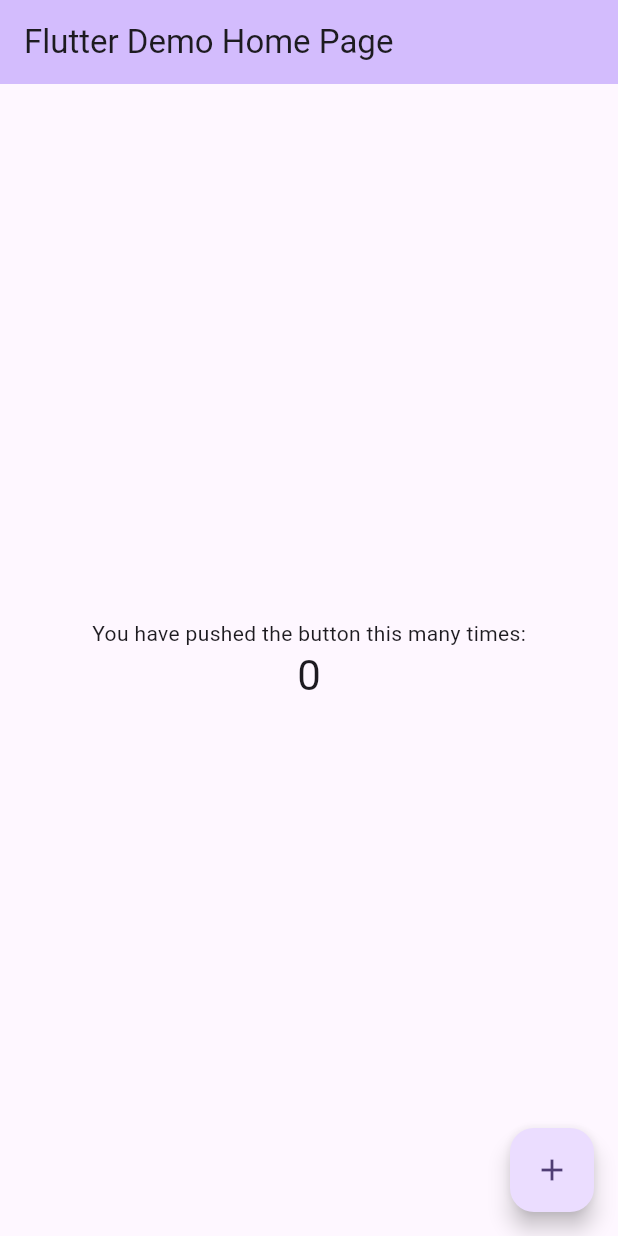
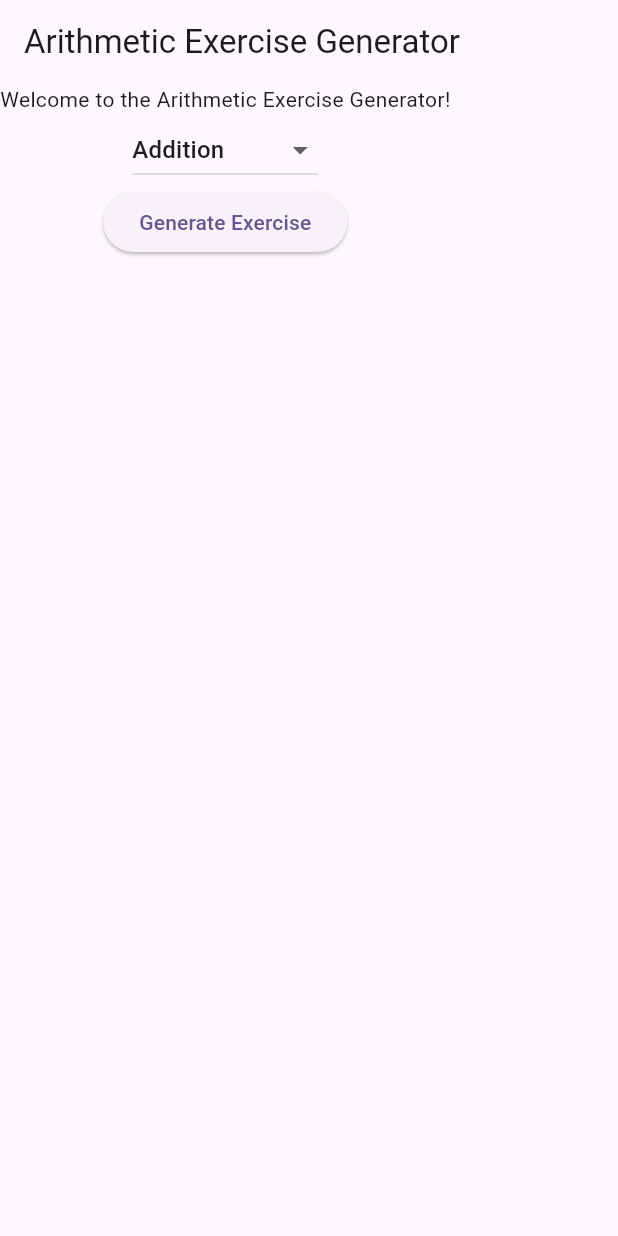
Before and after one commit to igorbasko01/flutter-arithmetic-expression-generator, a Flutter app: the screen it shows after launch, on a phone screen of 412 x 824 dp. Run offline on Flutter 3.47's test engine with Material 2 defaults, Android fonts, the phone set to English and light mode, and no system bars.

Commit message:
refactor and screen

```diff
--- a/lib/main.dart
+++ b/lib/main.dart
@@ -1,3 +1,4 @@
+import 'package:arithmetic_expressions_generator/screens/home/home_screen.dart';
 import 'package:flutter/material.dart';
 
 void main() {
@@ -11,115 +12,12 @@ class MyApp extends StatelessWidget {
   @override
   Widget build(BuildContext context) {
     return MaterialApp(
-      title: 'Flutter Demo',
+      title: 'Arithemetic Exercise Generator',
       theme: ThemeData(
-        // This is the theme of your application.
-        //
-        // TRY THIS: Try running your application with "flutter run". You'll see
-        // the application has a blue toolbar. Then, without quitting the app,
-        // try changing the seedColor in the colorScheme below to Colors.green
-        // and then invoke "hot reload" (save your changes or press the "hot
-        // reload" button in a Flutter-supported IDE, or press "r" if you used
-        // the command line to start the app).
-        //
-        // Notice that the counter didn't reset back to zero; the application
-        // state is not lost during the reload. To reset the state, use hot
-        // restart instead.
-        //
-        // This works for code too, not just values: Most code changes can be
-        // tested with just a hot reload.
         colorScheme: ColorScheme.fromSeed(seedColor: Colors.deepPurple),
         useMaterial3: true,
       ),
-      home: const MyHomePage(title: 'Flutter Demo Home Page'),
+      home: const MyHomePage(),
     );
   }
 }
-
-class MyHomePage extends StatefulWidget {
-  const MyHomePage({super.key, required this.title});
-
-  // This widget is the home page of your application. It is stateful, meaning
-  // that it has a State object (defined below) that contains fields that affect
-  // how it looks.
-
-  // This class is the configuration for the state. It holds the values (in this
-  // case the title) provided by the parent (in this case the App widget) and
-  // used by the build method of the State. Fields in a Widget subclass are
-  // always marked "final".
-
-  final String title;
-
-  @override
-  State<MyHomePage> createState() => _MyHomePageState();
-}
-
-class _MyHomePageState extends State<MyHomePage> {
-  int _counter = 0;
-
-  void _incrementCounter() {
-    setState(() {
-      // This call to setState tells the Flutter framework that something has
-      // changed in this State, which causes it to rerun the build method below
-      // so that the display can reflect the updated values. If we changed
-      // _counter without calling setState(), then the build method would not be
-      // called again, and so nothing would appear to happen.
-      _counter++;
-    });
-  }
-
-  @override
-  Widget build(BuildContext context) {
-    // This method is rerun every time setState is called, for instance as done
-    // by the _incrementCounter method above.
-    //
-    // The Flutter framework has been optimized to make rerunning build methods
-    // fast, so that you can just rebuild anything that needs updating rather
-    // than having to individually change instances of widgets.
-    return Scaffold(
-      appBar: AppBar(
-        // TRY THIS: Try changing the color here to a specific color (to
-        // Colors.amber, perhaps?) and trigger a hot reload to see the AppBar
-        // change color while the other colors stay the same.
-        backgroundColor: Theme.of(context).colorScheme.inversePrimary,
-        // Here we take the value from the MyHomePage object that was created by
-        // the App.build method, and use it to set our appbar title.
-        title: Text(widget.title),
-      ),
-      body: Center(
-        // Center is a layout widget. It takes a single child and positions it
-        // in the middle of the parent.
-        child: Column(
-          // Column is also a layout widget. It takes a list of children and
-          // arranges them vertically. By default, it sizes itself to fit its
-          // children horizontally, and tries to be as tall as its parent.
-          //
-          // Column has various properties to control how it sizes itself and
-          // how it positions its children. Here we use mainAxisAlignment to
-          // center the children vertically; the main axis here is the vertical
-          // axis because Columns are vertical (the cross axis would be
-          // horizontal).
-          //
-          // TRY THIS: Invoke "debug painting" (choose the "Toggle Debug Paint"
-          // action in the IDE, or press "p" in the console), to see the
-          // wireframe for each widget.
-          mainAxisAlignment: MainAxisAlignment.center,
-          children: <Widget>[
-            const Text(
-              'You have pushed the button this many times:',
-            ),
-            Text(
-              '$_counter',
-              style: Theme.of(context).textTheme.headlineMedium,
-            ),
-          ],
-        ),
-      ),
-      floatingActionButton: FloatingActionButton(
-        onPressed: _incrementCounter,
-        tooltip: 'Increment',
-        child: const Icon(Icons.add),
-      ), // This trailing comma makes auto-formatting nicer for build methods.
-    );
-  }
-}
--- /dev/null
+++ b/lib/models/arithmetic_operation.dart
@@ -0,0 +1,6 @@
+enum ArithmeticOperation {
+  addition,
+  subtraction,
+  multiplication,
+  division,
+}
--- /dev/null
+++ b/lib/screens/home/home_screen.dart
@@ -0,0 +1,61 @@
+import 'package:arithmetic_expressions_generator/models/arithmetic_operation.dart';
+import 'package:flutter/material.dart';
+
+class MyHomePage extends StatefulWidget {
+  const MyHomePage({super.key});
+
+  @override
+  State<MyHomePage> createState() => _MyHomePageState();
+}
+
+class _MyHomePageState extends State<MyHomePage> {
+  ArithmeticOperation selectedOperation = ArithmeticOperation.addition;
+
+  @override
+  Widget build(BuildContext context) {
+    return Scaffold(
+      appBar: AppBar(
+        title: const Text('Arithmetic Exercise Generator'),
+      ),
+      body: Column(
+          children: [
+            const Text('Welcome to the Arithmetic Exercise Generator!'),
+            _operationDropDown(),
+            ElevatedButton(
+                onPressed: () {}, child: const Text('Generate Exercise')),
+          ]
+      ),
+    );
+  }
+
+  String _getOperationText(ArithmeticOperation operation) {
+    switch (operation) {
+      case ArithmeticOperation.addition:
+        return 'Addition';
+      case ArithmeticOperation.subtraction:
+        return 'Subtraction';
+      case ArithmeticOperation.multiplication:
+        return 'Multiplication';
+      case ArithmeticOperation.division:
+        return 'Division';
+      default:
+        return '';
+    }
+  }
+
+  DropdownButton<ArithmeticOperation> _operationDropDown() {
+    return DropdownButton<ArithmeticOperation>(
+        value: selectedOperation,
+        items: ArithmeticOperation.values.map((ArithmeticOperation operation) {
+          return DropdownMenuItem<ArithmeticOperation>(
+              value: operation,
+              child: Text(_getOperationText(operation)));
+        }).toList(),
+        onChanged: (ArithmeticOperation? operation) {
+          setState(() {
+            selectedOperation = operation!;
+          });
+        }
+    );
+  }
+}
```
